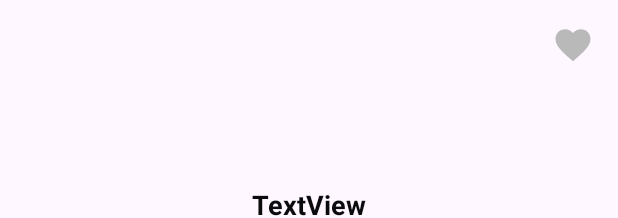
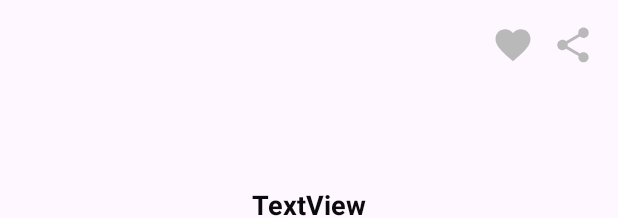
Before and after one commit to heavenvalentine/GitHubUser, an Android app: the layout activity_detail_user.xml on its own in the app's theme, with its tools: preview values and no code run, on a phone screen of 412 x 824 dp. Shown: the top 218 px of the screen. Run offline under Robolectric (Android 15) with nearby library versions, the phone set to English and light mode, and no system bars.

Commit message:
membuat share

```diff
--- a/app/src/main/java/com/dicoding/githubuser/ui/data/local/UserDatabase.kt
+++ b/app/src/main/java/com/dicoding/githubuser/ui/data/local/UserDatabase.kt
@@ -10,6 +10,8 @@ import androidx.room.RoomDatabase
     version = 1
 )
 abstract class UserDatabase: RoomDatabase() {
+    abstract fun favoriteUserDao(): FavoriteUserDao
+
     companion object{
         var INSTANCE: UserDatabase? = null
 
@@ -22,5 +24,4 @@ abstract class UserDatabase: RoomDatabase() {
             return INSTANCE
         }
     }
-    abstract fun favoriteUserDao(): FavoriteUserDao
 }
--- /dev/null
+++ b/app/src/main/res/drawable/ic_share.xml
@@ -0,0 +1,5 @@
+<vector android:height="24dp" android:tint="#B9B9B9"
+    android:viewportHeight="24" android:viewportWidth="24"
+    android:width="24dp" xmlns:android="http://schemas.android.com/apk/res/android">
+    <path android:fillColor="@android:color/white" android:pathData="M18,16.08c-0.76,0 -1.44,0.3 -1.96,0.77L8.91,12.7c0.05,-0.23 0.09,-0.46 0.09,-0.7s-0.04,-0.47 -0.09,-0.7l7.05,-4.11c0.54,0.5 1.25,0.81 2.04,0.81 1.66,0 3,-1.34 3,-3s-1.34,-3 -3,-3 -3,1.34 -3,3c0,0.24 0.04,0.47 0.09,0.7L8.04,9.81C7.5,9.31 6.79,9 6,9c-1.66,0 -3,1.34 -3,3s1.34,3 3,3c0.79,0 1.5,-0.31 2.04,-0.81l7.12,4.16c-0.05,0.21 -0.08,0.43 -0.08,0.65 0,1.61 1.31,2.92 2.92,2.92 1.61,0 2.92,-1.31 2.92,-2.92s-1.31,-2.92 -2.92,-2.92z"/>
+</vector>
--- a/app/src/main/res/layout/activity_detail_user.xml
+++ b/app/src/main/res/layout/activity_detail_user.xml
@@ -101,13 +101,28 @@
         android:id="@+id/toggle_favorite"
         android:layout_width="28dp"
         android:layout_height="28dp"
+        android:layout_marginTop="16dp"
+        android:layout_marginEnd="56dp"
+        android:background="@drawable/favorite_toggle"
+        android:focusableInTouchMode="false"
+        android:text="ToggleButton"
+        android:textOff=""
         android:textOn=""
-        android:textOff=""
- android:background="@drawable/favorite_toggle"       android:focusableInTouchMode="false"
+        app:layout_constraintEnd_toEndOf="parent"
+        app:layout_constraintTop_toTopOf="parent" />
+
+    <ToggleButton
+        android:id="@+id/share"
+        android:layout_width="28dp"
+        android:layout_height="28dp"
         android:layout_marginTop="16dp"
         android:layout_marginEnd="16dp"
+        android:background="@drawable/ic_share"
+        android:focusableInTouchMode="false"
         android:text="ToggleButton"
-                app:layout_constraintEnd_toEndOf="parent"
-                app:layout_constraintTop_toTopOf="parent"
-        />
+        android:textOff=""
+        android:textOn=""
+        app:layout_constraintEnd_toEndOf="parent"
+        app:layout_constraintTop_toTopOf="parent" />
+
 </androidx.constraintlayout.widget.ConstraintLayout>
```
Also changed, not shown: app/src/main/java/com/dicoding/githubuser/ui/detail/DetailUserActivity.kt (+24 -10 lines).
